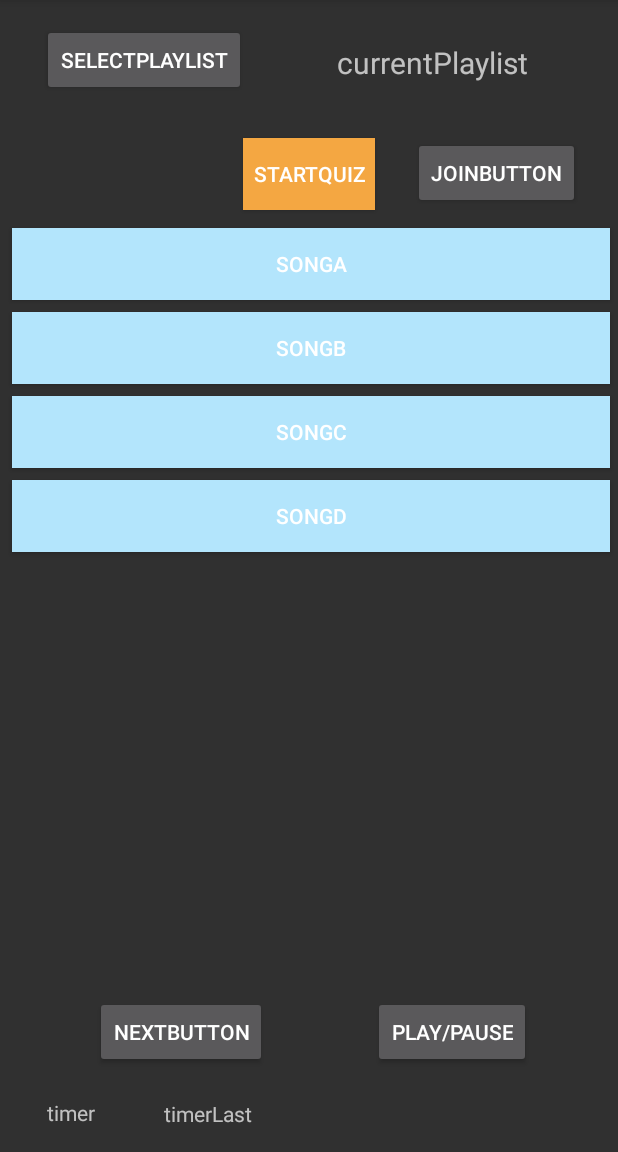
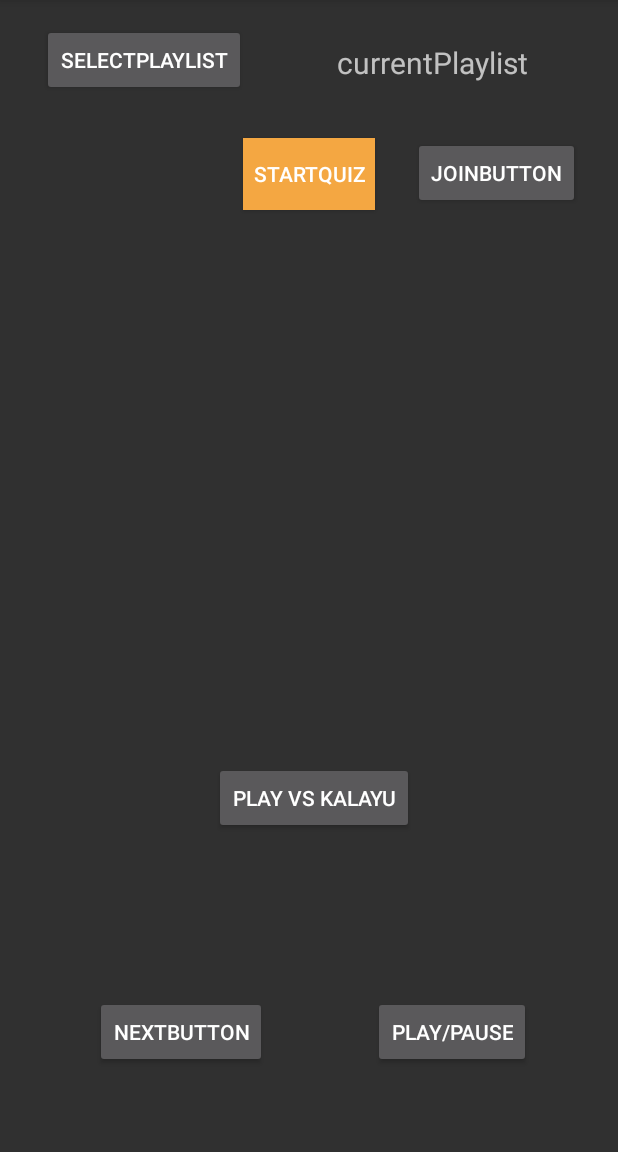
Before and after one commit to nikolaskratz/SpoQ, an Android app: the screen it shows after launch (MainActivity), on a phone screen of 412 x 824 dp, the part 84-1236 px from its top. Run offline under Robolectric (Android 15) with nearby library versions, the phone set to English and light mode, and no system bars; our stand-ins replace Firebase (no records; nobody signed in at launch, a user with empty details on screens opened directly); libraries missing offline, so code that uses them is left out: com.spotify.android, com.spotify.protocol, com.spotify.sdk, kaaes.spotify.webapi, retrofit.client; 4 statements that could not run were skipped.

Commit message:
with button "play vs kalayu", edo is playing against kalayu altough this is so far only used for creating quizID but later will be used for joining quizes, sending invitations, results etc

```diff
--- a/app/src/main/java/com/example/nikolas/spotfiyusefirsttry/MainActivity.java
+++ b/app/src/main/java/com/example/nikolas/spotfiyusefirsttry/MainActivity.java
@@ -67,6 +67,8 @@ public class MainActivity extends AppCompatActivity {
     private static final String REDIRECT_URI = "testschema://callback";
     private static final int REQUEST_CODE = 1337;
     private String authToken;
+    private String currentPlayer="edo123";
+    private String playerToChallenge;
 
     private static MainActivity ins;
 
@@ -268,6 +270,27 @@ public class MainActivity extends AppCompatActivity {
                 receiveQuiz();
             }
         });
+
+        final Button playlistSelect = (Button) findViewById(R.id.playlistSelecter);
+        playlistSelect.setOnClickListener(new View.OnClickListener(){
+            @Override
+            public void onClick(View view) {
+
+            }
+        });
+
+        final Button kalayu = (Button) findViewById(R.id.playVsKalayu);
+        kalayu.setOnClickListener(new View.OnClickListener(){
+            @Override
+            public void onClick(View view) {
+                playerToChallenge="kalayu";
+                Intent intent = new Intent(MainActivity.this, PlaylistSelect.class);
+                Log.e("abc123","jojojo");
+                intent.putExtra("me",currentPlayer);
+                intent.putExtra("vs",playerToChallenge);
+                startActivity(intent);
+            }
+        });
     }
 
     //init the broadcastreceiver
--- a/app/src/main/java/com/example/nikolas/spotfiyusefirsttry/PlayQuiz.java
+++ b/app/src/main/java/com/example/nikolas/spotfiyusefirsttry/PlayQuiz.java
@@ -311,6 +311,10 @@ public class PlayQuiz extends AppCompatActivity implements GamePlayManager {
                     intent.putExtra("Correct Answers", correctAnswers);
                     intent.putExtra("Wrong Answers",wrongAnswers);
                     intent.putExtra("Quiz",(new Gson()).toJson(quizGame));
+                    String me = getIntent().getExtras().getString("me");
+                    intent.putExtra("me",me);
+                    String vs = getIntent().getExtras().getString("vs");
+                    intent.putExtra("vs",vs);
                     startActivity(intent);
                     finish();
                 }
--- a/app/src/main/res/layout/activity_main.xml
+++ b/app/src/main/res/layout/activity_main.xml
@@ -46,110 +46,12 @@
         app:layout_constraintTop_toTopOf="parent" />
 
     <Button
-        android:id="@+id/songAButton"
-        android:layout_width="fill_parent"
-        android:layout_height="wrap_content"
-        android:layout_marginStart="8dp"
-        android:layout_marginLeft="8dp"
-        android:layout_marginTop="152dp"
-        android:layout_marginEnd="5dp"
-        android:layout_marginRight="5dp"
-        android:background="@color/SongButtonColor"
-        android:text="SongA"
-        app:layout_constraintEnd_toEndOf="parent"
-        app:layout_constraintHorizontal_bias="0.494"
-        app:layout_constraintStart_toStartOf="parent"
-        app:layout_constraintTop_toTopOf="parent" />
-
-    <Button
-        android:id="@+id/songBButton"
-        android:layout_width="fill_parent"
-        android:layout_height="wrap_content"
-        android:layout_marginStart="8dp"
-        android:layout_marginLeft="8dp"
-        android:layout_marginTop="8dp"
-        android:layout_marginEnd="5dp"
-        android:layout_marginRight="5dp"
-        android:background="@color/SongButtonColor"
-        android:text="SongB"
-        app:layout_constraintEnd_toEndOf="parent"
-        app:layout_constraintHorizontal_bias="0.487"
-        app:layout_constraintStart_toStartOf="parent"
-        app:layout_constraintTop_toBottomOf="@+id/songAButton" />
-
-    <Button
-        android:id="@+id/songCButton"
-        android:layout_width="fill_parent"
-        android:layout_height="wrap_content"
-        android:layout_marginStart="8dp"
-        android:layout_marginLeft="8dp"
-        android:layout_marginTop="8dp"
-        android:layout_marginEnd="5dp"
-        android:layout_marginRight="5dp"
-        android:background="@color/SongButtonColor"
-        android:text="SongC"
-        app:layout_constraintEnd_toEndOf="parent"
-        app:layout_constraintHorizontal_bias="0.487"
-        app:layout_constraintStart_toStartOf="parent"
-        app:layout_constraintTop_toBottomOf="@+id/songBButton" />
-
-    <Button
-        android:id="@+id/songDButton"
-        android:layout_width="fill_parent"
-        android:layout_height="wrap_content"
-        android:layout_marginStart="8dp"
-        android:layout_marginLeft="8dp"
-        android:layout_marginTop="8dp"
-        android:layout_marginEnd="5dp"
-        android:layout_marginRight="5dp"
-        android:background="@color/SongButtonColor"
-        android:text="SongD"
-        app:layout_constraintEnd_toEndOf="parent"
-        app:layout_constraintHorizontal_bias="0.487"
-        app:layout_constraintStart_toStartOf="parent"
-        app:layout_constraintTop_toBottomOf="@+id/songCButton" />
-
-    <TextView
-        android:id="@+id/timer"
-        android:layout_width="wrap_content"
-        android:layout_height="wrap_content"
-        android:layout_marginStart="8dp"
-        android:layout_marginLeft="8dp"
-        android:layout_marginTop="8dp"
-        android:layout_marginEnd="8dp"
-        android:layout_marginRight="8dp"
-        android:layout_marginBottom="8dp"
-        android:text="timer"
-        app:layout_constraintBottom_toBottomOf="parent"
-        app:layout_constraintEnd_toEndOf="parent"
-        app:layout_constraintHorizontal_bias="0.065"
-        app:layout_constraintStart_toStartOf="parent"
-        app:layout_constraintTop_toBottomOf="@+id/NextButton"
-        app:layout_constraintVertical_bias="0.578" />
-
-    <TextView
-        android:id="@+id/timerLast"
-        android:layout_width="wrap_content"
-        android:layout_height="wrap_content"
-        android:layout_marginStart="8dp"
-        android:layout_marginLeft="8dp"
-        android:layout_marginEnd="8dp"
-        android:layout_marginRight="8dp"
-        android:layout_marginBottom="16dp"
-        android:text="timerLast"
-        app:layout_constraintBottom_toBottomOf="parent"
-        app:layout_constraintEnd_toEndOf="parent"
-        app:layout_constraintHorizontal_bias="0.138"
-        app:layout_constraintStart_toEndOf="@+id/timer" />
-
-    <Button
         android:id="@+id/playlistSelecter"
         android:layout_width="wrap_content"
         android:layout_height="wrap_content"
         android:layout_marginStart="28dp"
         android:layout_marginLeft="28dp"
         android:layout_marginTop="16dp"
-        android:onClick="selectPlaylist"
         android:text="SelectPlaylist"
         app:layout_constraintStart_toStartOf="parent"
         app:layout_constraintTop_toTopOf="parent" />
@@ -183,4 +85,15 @@
         app:layout_constraintStart_toEndOf="@+id/startQuiz"
         app:layout_constraintTop_toBottomOf="@+id/currentPlaylist" />
 
+    <Button
+        android:id="@+id/playVsKalayu"
+        android:layout_width="wrap_content"
+        android:layout_height="wrap_content"
+        android:layout_marginEnd="136dp"
+        android:layout_marginRight="136dp"
+        android:layout_marginBottom="108dp"
+        android:text="play Vs Kalayu"
+        app:layout_constraintBottom_toTopOf="@+id/PlayPauseButton"
+        app:layout_constraintEnd_toEndOf="parent" />
+
 </android.support.constraint.ConstraintLayout>
```
Also changed, not shown: app/src/main/java/com/example/nikolas/spotfiyusefirsttry/PlaylistSelect.java (+16 -16 lines), app/src/main/java/com/example/nikolas/spotfiyusefirsttry/QuizResult.java (added, +16 -0 lines), app/src/main/java/com/example/nikolas/spotfiyusefirsttry/QuizSummary.java (+22 -6 lines), app/src/main/res/layout/activity_quiz_summary.xml (+17 -2 lines).
